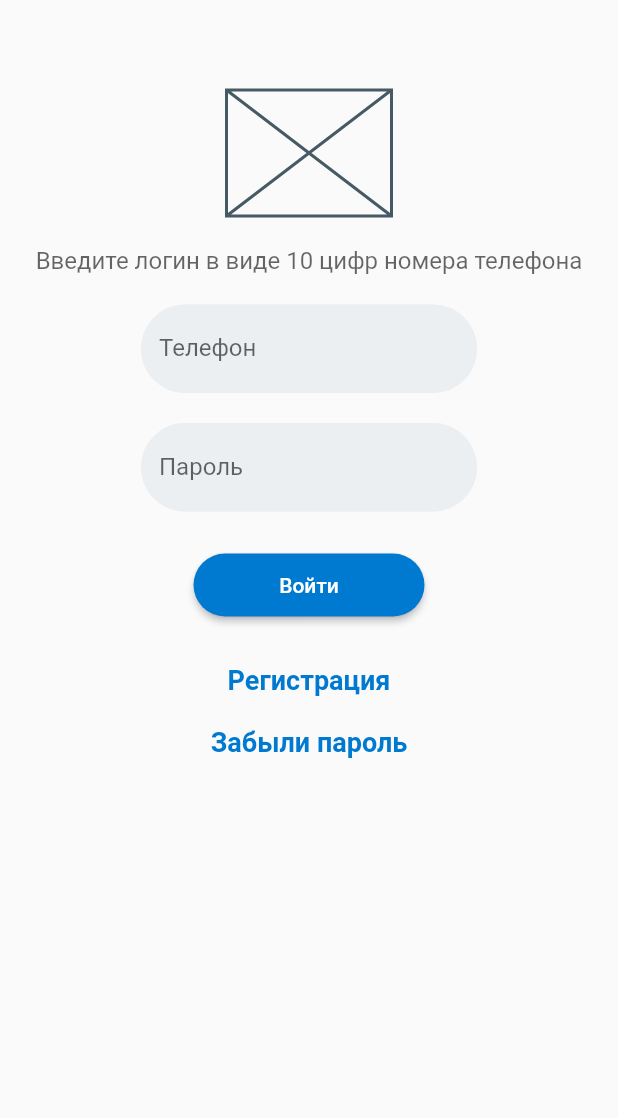
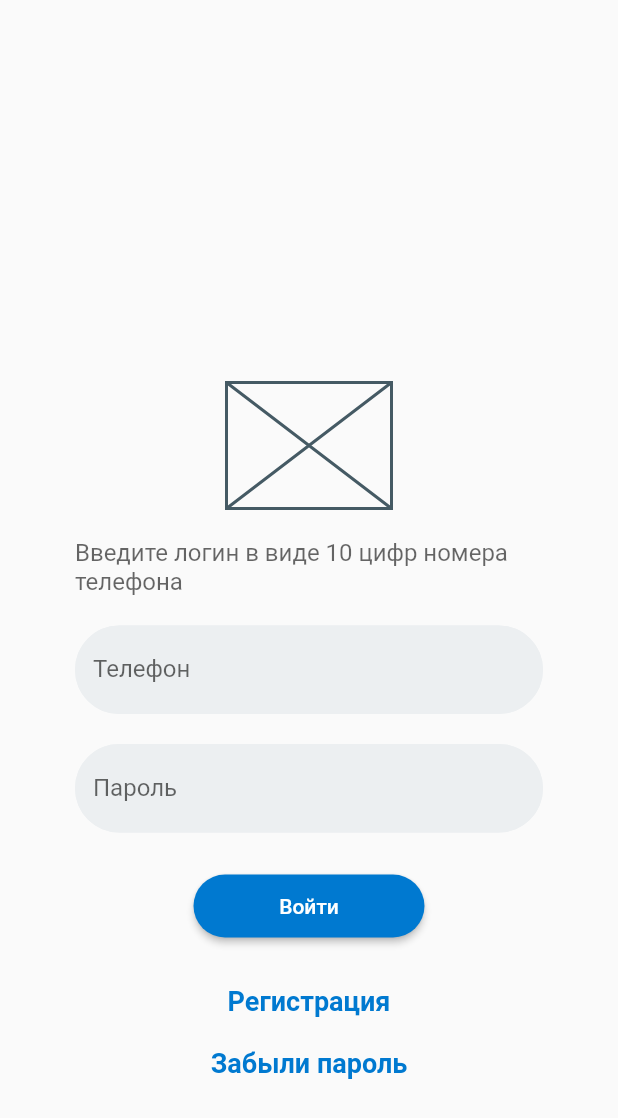
Before and after one commit to NailyaBash/auth_2, a Flutter app: the screen it shows after launch, on a phone screen of 412 x 824 dp. Shown: the top 1118 px of the screen. Run offline on Flutter 3.47's test engine with Material 2 defaults, Android fonts, the phone set to English and light mode, and no system bars.

Commit message:
Добавлена прокрутка и границы

```diff
--- a/lib/main.dart
+++ b/lib/main.dart
@@ -24,16 +24,19 @@ const linkTextStyle=TextStyle(
       home: Scaffold(
         body: Container(
           width: double.infinity,
+          height: double.infinity,
+          padding: EdgeInsets.symmetric(horizontal: 50),
           child: Center(
+                       child: SingleChildScrollView(
               child: Column(children:  [
-              SizedBox(height: 60,),
+                SizedBox(height: 150,),
                 SizedBox(width: 110, height: 84, child: Placeholder(),),
                 SizedBox(height: 20,),
                 Text ('Введите логин в виде 10 цифр номера телефона',
                 style: TextStyle(fontSize: 16, color: Color.fromRGBO(0, 0, 0, 0.6)),),
                 SizedBox(height: 20,),
-              const SizedBox(width: 224,
-                child: TextField(
+                TextField(
+                  keyboardType: TextInputType.phone,
                   decoration: InputDecoration (
                     filled: true,
                     fillColor: Color (0xFFeceff1),
@@ -42,10 +45,8 @@ const linkTextStyle=TextStyle(
                     labelText: 'Телефон',
                   ),
                 ),
-              ),
                 SizedBox(height: 20,),
-              const SizedBox(width: 224,
-                child: TextField(
+                TextField(
                   obscureText: true,
                   decoration: InputDecoration (
                     filled: true,
@@ -53,7 +54,6 @@ const linkTextStyle=TextStyle(
                     enabledBorder: borderStyle,
                     focusedBorder: borderStyle,
                     labelText: 'Пароль',
-                    ),
                     ),
                     ),
                 SizedBox(height: 28,),
@@ -74,6 +74,7 @@ const linkTextStyle=TextStyle(
                 InkWell (child: Text ('Забыли пароль', style: linkTextStyle,), onTap: () {}),
               ],),
             ),
+          ),
         )
     ),
     );
```
Lines whose indentation alone changed are shown as unchanged.
